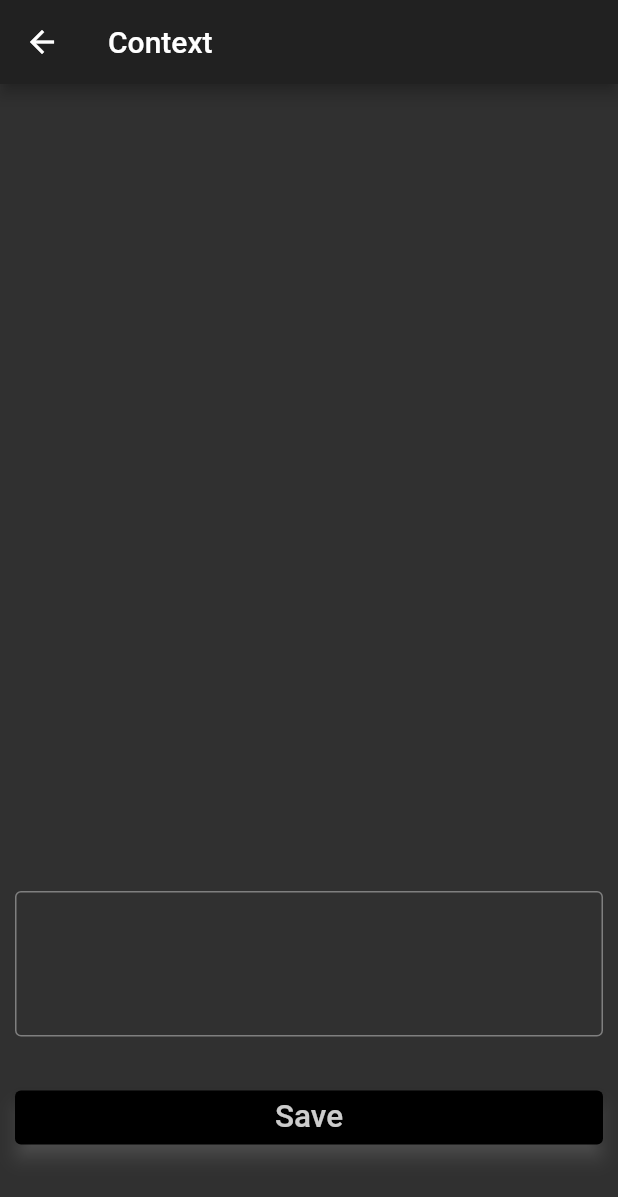
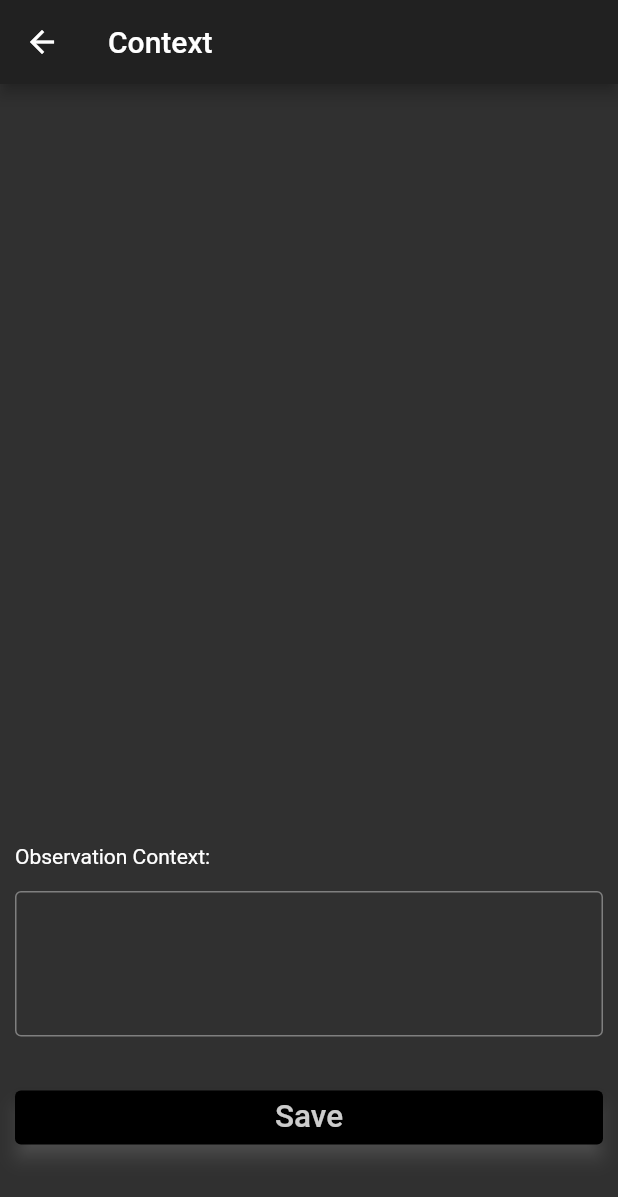
Before and after one commit to jtpatters/observations, a Flutter app: the ObservationContext screen opened by its route, on a phone screen of 412 x 824 dp. Shown: the top 1197 px of the screen. Run offline on Flutter 3.47's test engine with Material 2 defaults, Android fonts, the light colour scheme and no system bars; our stand-ins replace sqflite, toast; accounts and stored records are empty.

Commit message:
Mocked observation save, return to home

```diff
--- a/lib/database_helper.dart
+++ b/lib/database_helper.dart
@@ -72,8 +72,9 @@ class DatabaseHelper {
   Future<int> insertObservation(Observation obs) async {
     print("inserting observation");
     Database db = await this.database;
-    var result = await db.insert(observationTable, obs.toMap());
-    return result;
+    //  var result = await db.insert(observationTable, obs.toMap());
+    //  return result;
+    return 1;
   }
 
   Future<int> updateDimension(Dimension dim) async {
--- a/lib/main.dart
+++ b/lib/main.dart
@@ -16,7 +16,9 @@ class Observations extends StatelessWidget {
         home: ObservationHome(title: 'Observations'),
         routes: <String, WidgetBuilder>{
           '/quality': (BuildContext context) => ObservationQuality(),
-          '/context': (BuildContext context) => ObservationContext()
+          '/context': (BuildContext context) => ObservationContext(),
+          '/home': (BuildContext context) =>
+              ObservationHome(title: 'Observations'),
         });
   }
 }
--- a/lib/screens/observation_context.dart
+++ b/lib/screens/observation_context.dart
@@ -1,4 +1,7 @@
 import 'package:flutter/material.dart';
+import 'package:observations/domain/observation.dart';
+import 'package:observations/database_helper.dart';
+import 'package:toast/toast.dart';
 
 class ObservationContext extends StatefulWidget {
   //final String recordName;
@@ -10,6 +13,9 @@ class ObservationContext extends StatefulWidget {
 }
 
 class _ObservationContext extends State<ObservationContext> {
+  DatabaseHelper helper = DatabaseHelper();
+  Observation observation;
+
   @override
   Widget build(BuildContext context) {
     return Scaffold(
@@ -24,6 +30,10 @@ class _ObservationContext extends State<ObservationContext> {
           child: ListView(
             shrinkWrap: true,
             children: <Widget>[
+              Padding(
+                padding: EdgeInsets.only(top: 15.0, bottom: 0),
+                child: Text('Observation Context:'),
+              ),
               Padding(
                 padding: EdgeInsets.only(top: 15.0, bottom: 15.0),
                 child: TextField(
@@ -48,7 +58,9 @@ class _ObservationContext extends State<ObservationContext> {
                     textScaleFactor: 1.5,
                   ),
                   onPressed: () {
-                    setState(() {});
+                    setState(() {
+                      _save();
+                    });
                   },
                 ),
               ),
@@ -58,4 +70,24 @@ class _ObservationContext extends State<ObservationContext> {
       ),
     );
   }
+
+  void _save() async {
+    Navigator.pushNamed(context, '/home');
+
+    //todo.date = DateFormat.yMMMd().format(DateTime.now());
+    int result;
+
+    result = await helper.insertObservation(observation);
+
+    if (result != 0) {
+      _showAlertDialog('Status', 'Observation Saved Successfully');
+    } else {
+      _showAlertDialog('Status', 'Problem Saving Observation');
+    }
+  }
+
+  void _showAlertDialog(String title, String message) {
+    Toast.show(message, context,
+        duration: Toast.LENGTH_LONG, gravity: Toast.CENTER);
+  }
 }
```
Also changed, not shown: pubspec.lock.
